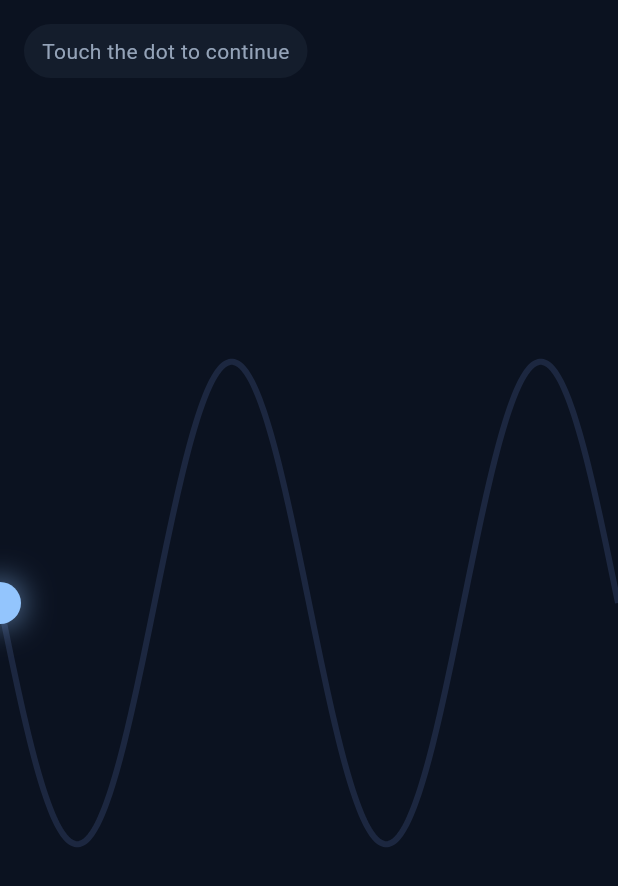
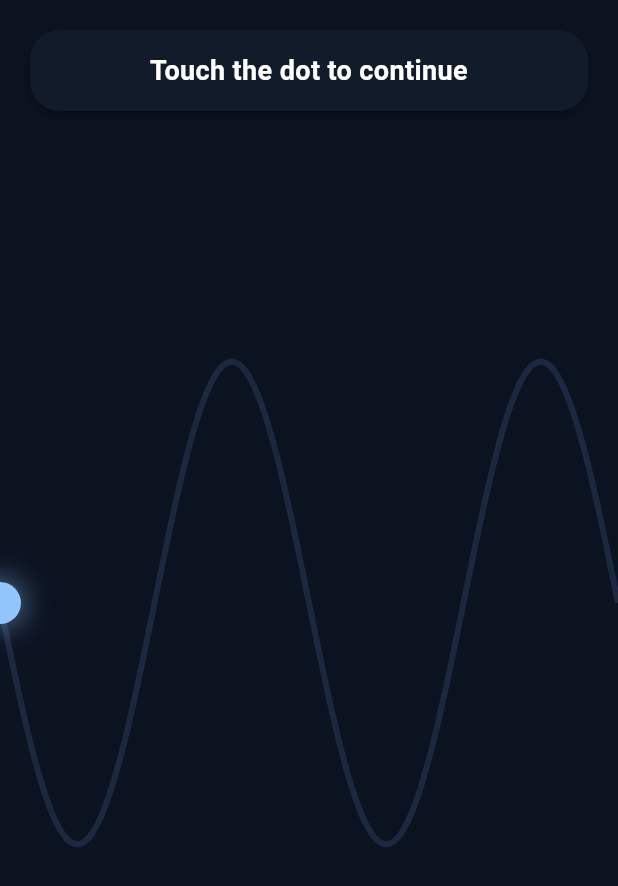
Before and after one commit to pandilo33/resync, a Flutter app: the RhythmTracerGame widget shown alone on an empty page, opened directly, on a phone screen of 412 x 824 dp. Shown: the top 886 px of the screen. Run offline on Flutter 3.47's test engine with Material 3 defaults, Android fonts, the light colour scheme and no system bars.

Commit message:
Refactor Rhythm Tracer: increase touch tolerance for smooth tracking and enlarge instruction text

```diff
--- a/lib/src/games/rhythm_tracer_game.dart
+++ b/lib/src/games/rhythm_tracer_game.dart
@@ -66,12 +66,12 @@ class _RhythmTracerGameState extends State<RhythmTracerGame> {
           onPanStart: (details) {
             _finger = details.localPosition;
             final distance = (_finger - target).distance;
-            setState(() => _engaged = distance <= 36);
+            setState(() => _engaged = distance <= 64);
           },
           onPanUpdate: (details) {
             _finger = details.localPosition;
             final distance = (_finger - target).distance;
-            setState(() => _engaged = distance <= 36);
+            setState(() => _engaged = distance <= 64);
           },
           onPanEnd: (_) => setState(() => _engaged = false),
           child: Stack(
@@ -100,12 +100,23 @@ class _RhythmTracerGameState extends State<RhythmTracerGame> {
                 ),
               ),
               Positioned(
-                left: 12,
-                top: 12,
+                left: 16,
+                right: 16,
+                top: 16,
                 child: Card(
+                  color: AppTheme.surface.withValues(alpha: 0.85),
+                  elevation: 2,
                   child: Padding(
-                    padding: const EdgeInsets.symmetric(horizontal: 12, vertical: 8),
-                    child: Text(_engaged ? 'Connected, follow the flow' : 'Touch the dot to continue'),
+                    padding: const EdgeInsets.symmetric(horizontal: 20, vertical: 14),
+                    child: Text(
+                      _engaged ? 'Connected, follow the flow' : 'Touch the dot to continue',
+                      textAlign: TextAlign.center,
+                      style: const TextStyle(
+                        fontSize: 18,
+                        fontWeight: FontWeight.w600,
+                        color: Colors.white,
+                      ),
+                    ),
                   ),
                 ),
               ),
```
